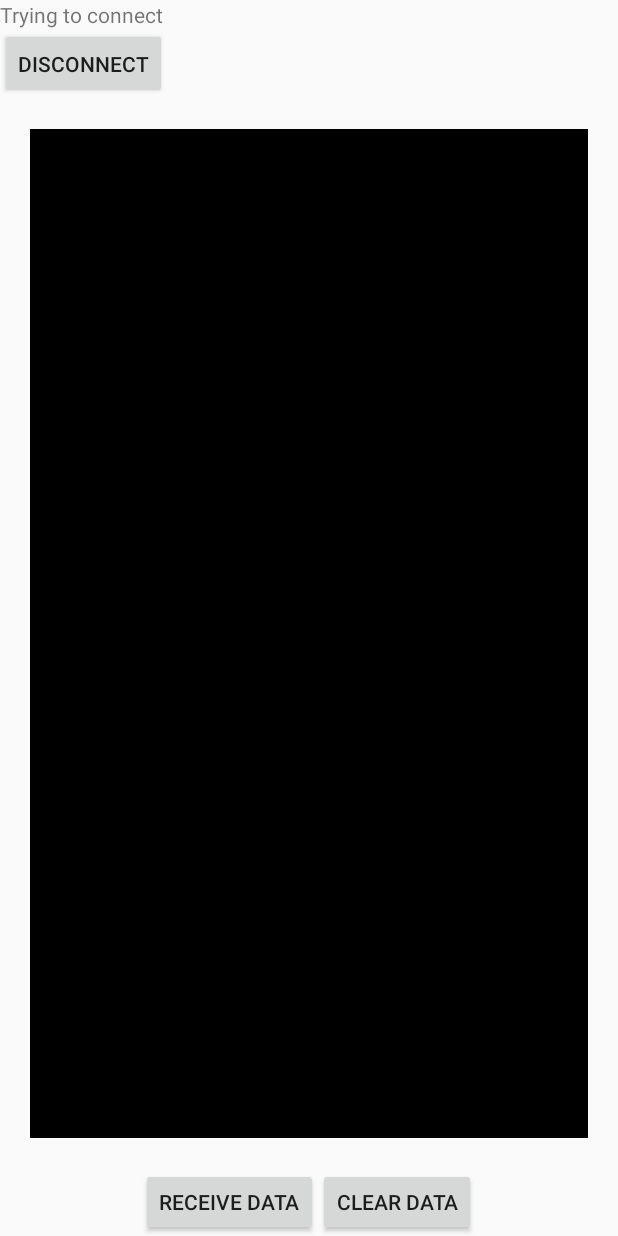
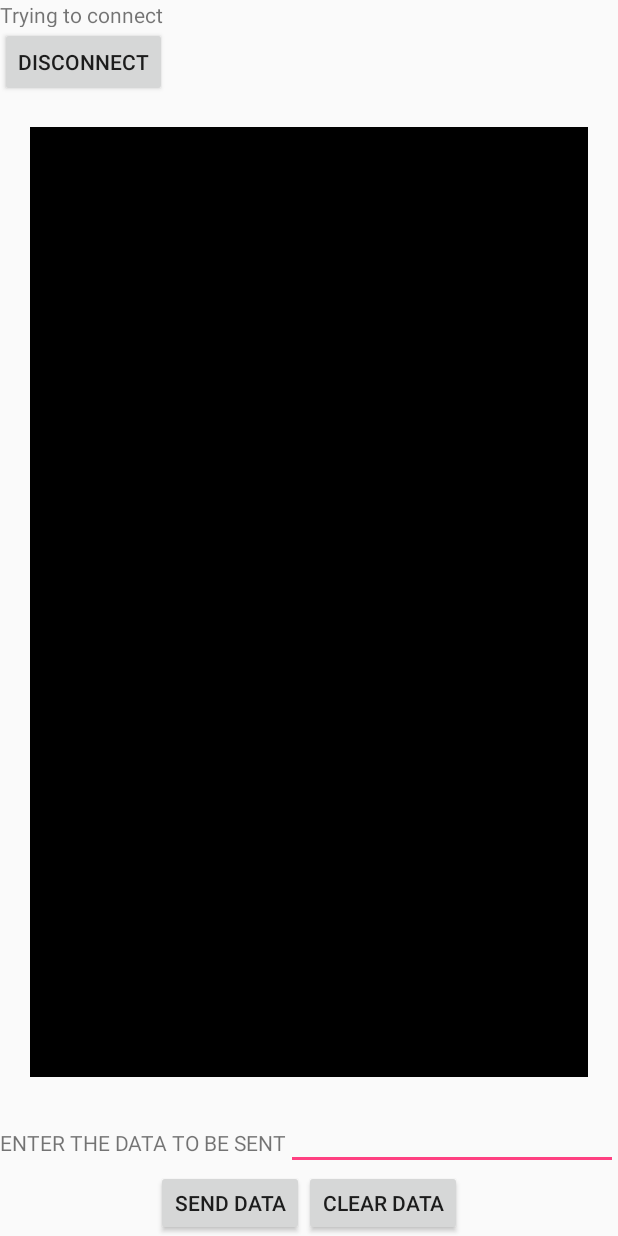
Before and after one commit to RushiBhatt007/Bluetooth, an Android app: the layout activity_receive_data.xml on its own in the app's theme, with its tools: preview values and no code run, on a phone screen of 412 x 824 dp. Run offline under Robolectric (Android 15) with nearby library versions, the phone set to English and light mode, and no system bars.

Commit message:
send data enhanced

```diff
--- a/LEDs/app/src/main/java/com/example/rushi/leds/MainActivity.java
+++ b/LEDs/app/src/main/java/com/example/rushi/leds/MainActivity.java
@@ -63,7 +63,6 @@ public class MainActivity extends AppCompatActivity {
                     msg("Please Turn Bluetooth On");
             }
         });
-
     }
 
     private void bluetoothButtonClick()
--- a/LEDs/app/src/main/res/layout/activity_receive_data.xml
+++ b/LEDs/app/src/main/res/layout/activity_receive_data.xml
@@ -27,7 +27,7 @@
         android:layout_margin="20dp"
         android:background="@android:color/black"
         android:layout_gravity="center_horizontal"
-        android:layout_weight="88">
+        android:layout_weight="90">
 
         <TextView
             android:layout_width="match_parent"
@@ -35,9 +35,27 @@
             android:id="@+id/displayView"
             android:textColor="@android:color/white"
             android:layout_gravity="center_horizontal"/>
+
     </ScrollView>
 
+    <LinearLayout
+        android:layout_width="match_parent"
+        android:layout_height="wrap_content"
+        android:orientation="horizontal"
+        android:layout_gravity="center_horizontal"
+        android:layout_weight="2">
 
+        <TextView
+            android:layout_width="wrap_content"
+            android:layout_height="wrap_content"
+            android:text="ENTER THE DATA TO BE SENT"/>
+
+        <EditText
+            android:id="@+id/dataSend"
+            android:layout_width="match_parent"
+            android:layout_height="wrap_content" />
+
+    </LinearLayout>
 
     <LinearLayout
         android:layout_width="wrap_content"
@@ -45,10 +63,11 @@
         android:orientation="horizontal"
         android:layout_gravity="center_horizontal"
         android:layout_weight="2">
+
         <Button
             android:layout_width="wrap_content"
             android:layout_height="wrap_content"
-            android:text="RECEIVE DATA"
+            android:text="SEND DATA"
             android:id="@+id/button2" />
 
         <Button
```
Also changed, not shown: LEDs/app/src/main/java/com/example/rushi/leds/ReceiveData.java (+15 -3 lines).
